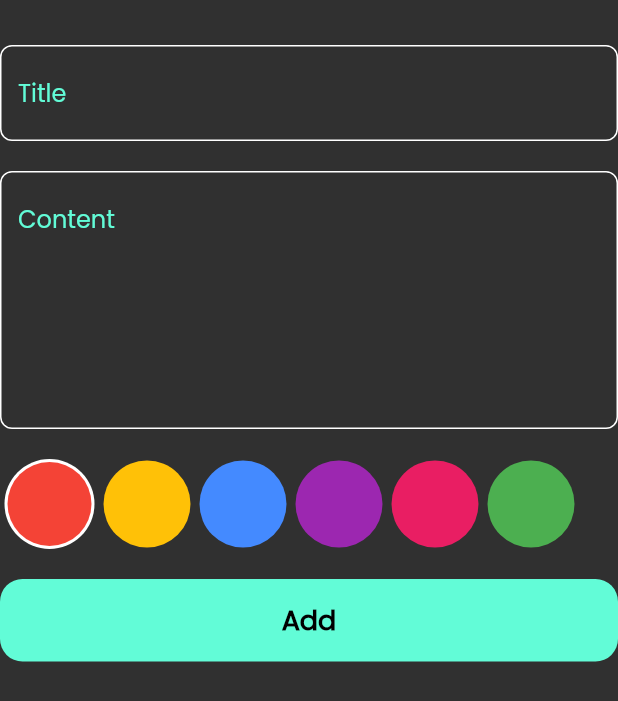
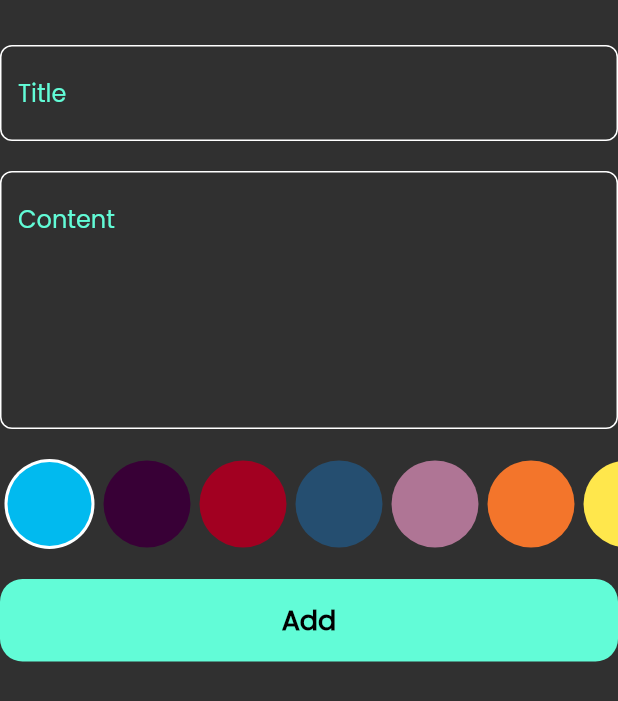
Before and after one commit to AsmaaEs/notes_app, a Flutter app: the AddNoteForm widget shown alone on an empty page, opened directly, on a phone screen of 412 x 824 dp. Shown: the top 701 px of the screen. Run offline on Flutter 3.47's test engine with Material 2 defaults, Android fonts, the phone set to English and light mode, and no system bars; our stand-ins replace bloc, flutter_bloc, font_awesome_flutter, hive, hive_flutter; accounts and stored records are empty.

Commit message:
finish note app

```diff
--- a/lib/constants.dart
+++ b/lib/constants.dart
@@ -2,3 +2,12 @@ import 'package:flutter/material.dart';
 
 const kPrimaryColor = const Color(0xff62fcd7);
 const kNotesBox = 'notes_box';
+const List<Color> noteColor = [
+  Color(0xff01baef),
+  Color(0xff380036),
+  Color(0xffA20021),
+  Color(0xff254E70),
+  Color(0xffAF7595),
+  Color(0xffF3752B),
+  Color(0xffFFE74C),
+];
--- a/lib/cubits/add_note_cubit/add_note_cubit.dart
+++ b/lib/cubits/add_note_cubit/add_note_cubit.dart
@@ -8,7 +8,10 @@ part 'add_note_state.dart';
 class AddNoteCubit extends Cubit<AddNoteState> {
   AddNoteCubit() : super(AddNoteInitial());
 
+  Color noteColor = Color(0xff01baef);
+
   addNote(NoteModel note) async {
+    note.noteColor = noteColor.value;
     emit(AddNoteLoading());
     try {
       var noteBox = Hive.box<NoteModel>(kNotesBox);
--- a/lib/views/widgets/add_note_form.dart
+++ b/lib/views/widgets/add_note_form.dart
@@ -60,7 +60,7 @@ class _AddNoteFormState extends State<AddNoteForm> {
                     formkey.currentState!.save();
                     DateTime now = DateTime.now();
                     String formattedDate =
-                        DateFormat('yyyy-MM-dd – kk:mm').format(now);
+                        DateFormat('E dd/mm/yyyy - hh:mm a').format(now);
                     var notesModel = NoteModel(
                         title: title!,
                         subtitle: subtitle!,
--- a/lib/views/widgets/note_list_color.dart
+++ b/lib/views/widgets/note_list_color.dart
@@ -1,4 +1,7 @@
 import 'package:flutter/material.dart';
+import 'package:flutter_bloc/flutter_bloc.dart';
+import 'package:notes_app/constants.dart';
+import 'package:notes_app/cubits/add_note_cubit/add_note_cubit.dart';
 
 class NoteColor extends StatelessWidget {
   const NoteColor({super.key, required this.isActive, required this.noteColor});
@@ -31,14 +34,7 @@ class ColorsList extends StatefulWidget {
 
 class _ColorsListState extends State<ColorsList> {
   int currentIndx = 0;
-  List<Color> noteColor = [
-    Colors.red,
-    Colors.amber,
-    Colors.blueAccent,
-    Colors.purple,
-    Colors.pink,
-    Colors.green
-  ];
+
   @override
   Widget build(BuildContext context) {
     return SizedBox(
@@ -49,9 +45,9 @@ class _ColorsListState extends State<ColorsList> {
             padding: const EdgeInsets.symmetric(horizontal: 3),
             child: GestureDetector(
               onTap: () {
-                setState(() {
-                  currentIndx = i;
-                });
+                currentIndx = i;
+                BlocProvider.of<AddNoteCubit>(context).noteColor = noteColor[i];
+                setState(() {});
               },
               child: NoteColor(
                 noteColor: noteColor[i],
```
Also changed, not shown: lib/views/widgets/edit_note_view_body.dart (+51 -0 lines).
